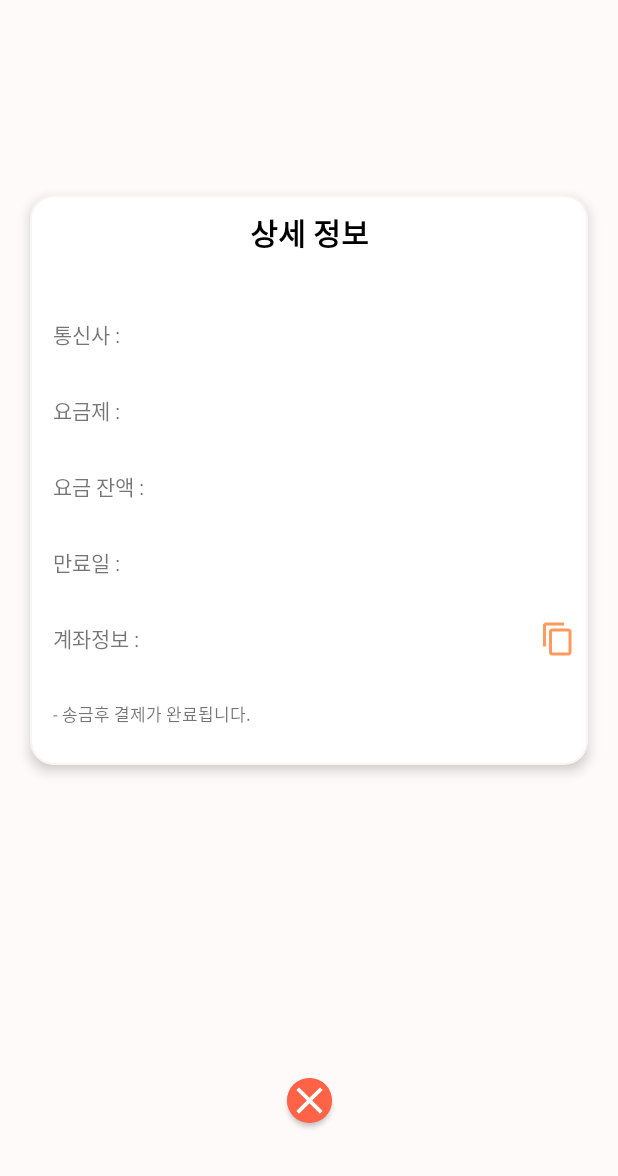
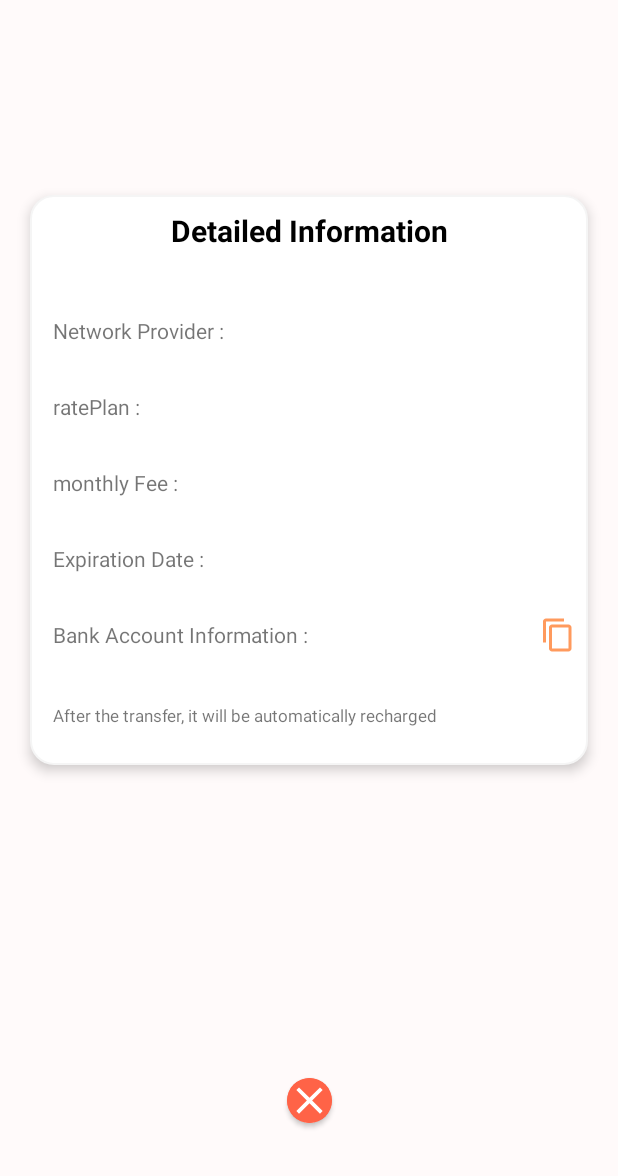
Before and after one commit to Bansj/prepaid_Smartel, an Android app: the layout activity_prepaid_info.xml on its own in the app's theme, with its tools: preview values and no code run, on a phone screen of 412 x 824 dp, the part 60-1236 px from its top. Run offline under Robolectric (Android 15) with nearby library versions, the phone set to English and light mode, and no system bars; network calls fail.

Commit message:
https 통신 외 http 통신도 허용 사용자의 기기에 설정된 언어대로 자동번역 설정 은행 아이콘 이미지 추가

```diff
--- a/app/src/main/AndroidManifest.xml
+++ b/app/src/main/AndroidManifest.xml
@@ -15,8 +15,7 @@
         android:icon="@mipmap/ic_launcher"
         android:label="스마텔 선불폰"
         android:supportsRtl="true"
-        android:usesCleartextTraffic="false"
-        android:networkSecurityConfig="@xml/network_security_config"
+        android:usesCleartextTraffic="true"
         android:theme="@style/Theme.Prepaid_Smartel"
         tools:targetApi="31">
 
--- a/app/src/main/java/com/example/prepaid_smartel/PrepaidInfoActivity.kt
+++ b/app/src/main/java/com/example/prepaid_smartel/PrepaidInfoActivity.kt
@@ -37,7 +37,7 @@ class PrepaidInfoActivity : AppCompatActivity() {
         val rateNm = intent.getStringExtra("rateNm")
         rateNameText.text = "$rateNm    "
         val rateAmt = intent.getStringExtra("rateAmt")
-        rateAmountText.text = "$rateAmt 원    "
+        rateAmountText.text = "$rateAmt ₩   "
         val remain = intent.getStringExtra("remain")
         remainingText.text = "$remain    "
         val bank = intent.getStringExtra("bank")
--- a/app/src/main/res/layout/activity_main.xml
+++ b/app/src/main/res/layout/activity_main.xml
@@ -37,11 +37,11 @@
             android:layout_width="match_parent"
             android:layout_height="50dp"
             android:layout_marginHorizontal="20dp"
-            android:layout_marginTop="120dp"
+            android:layout_marginTop="130dp"
             android:background="@drawable/editbox_action_shape"
             android:hint="      📱 (ex. 01012345678)"
             android:inputType="phone"
-            android:ems="11"
+            android:ems="15"
             app:layout_constraintEnd_toEndOf="parent"
             app:layout_constraintStart_toStartOf="parent"
             app:layout_constraintTop_toTopOf="parent" />
@@ -53,7 +53,7 @@
             android:layout_marginHorizontal="20dp"
             android:layout_marginTop="25dp"
             android:background="@drawable/btn_rectangle_orange"
-            android:text="조회하기"
+            android:text="@string/search"
             android:textColor="#fff"
             android:textSize="18dp"
             app:layout_constraintEnd_toEndOf="parent"
--- a/app/src/main/res/layout/activity_prepaid_info.xml
+++ b/app/src/main/res/layout/activity_prepaid_info.xml
@@ -47,7 +47,7 @@
             android:layout_width="wrap_content"
             android:layout_height="wrap_content"
             android:layout_marginTop="10dp"
-            android:text="상세 정보"
+            android:text="@string/my_fee"
             android:textColor="@color/black"
             android:textSize="20dp"
             android:textStyle="bold"
@@ -58,12 +58,12 @@
 
         <TextView
             android:id="@+id/carrierTextView"
-            android:layout_width="120dp"
+            android:layout_width="150dp"
             android:layout_height="35dp"
             android:layout_marginStart="15dp"
             android:layout_marginTop="35dp"
             android:gravity="center_vertical"
-            android:text="통신사 : "
+            android:text="@string/carrier"
             app:layout_constraintStart_toStartOf="parent"
             app:layout_constraintTop_toBottomOf="@+id/my_fee" />
 
@@ -74,7 +74,7 @@
             android:layout_marginStart="15dp"
             android:layout_marginTop="15dp"
             android:gravity="center_vertical"
-            android:text="요금제 : "
+            android:text="@string/rateNm"
             app:layout_constraintStart_toStartOf="parent"
             app:layout_constraintTop_toBottomOf="@+id/carrierTextView" />
 
@@ -85,7 +85,7 @@
             android:layout_marginStart="15dp"
             android:layout_marginTop="15dp"
             android:gravity="center_vertical"
-            android:text="요금 잔액 : "
+            android:text="@string/rateAmount"
             app:layout_constraintStart_toStartOf="parent"
             app:layout_constraintTop_toBottomOf="@+id/ratePlanTextView" />
 
@@ -96,19 +96,19 @@
             android:layout_marginStart="15dp"
             android:layout_marginTop="15dp"
             android:gravity="center_vertical"
-            android:text="만료일 : "
+            android:text="@string/remain"
             app:layout_constraintStart_toStartOf="parent"
             app:layout_constraintTop_toBottomOf="@+id/rateAmountTextView" />
 
 
         <TextView
             android:id="@+id/bankAccountTextView"
-            android:layout_width="120dp"
+            android:layout_width="170dp"
             android:layout_height="35dp"
             android:layout_marginStart="15dp"
             android:layout_marginTop="15dp"
             android:gravity="center_vertical"
-            android:text="계좌정보 : "
+            android:text="@string/bankAndAccount"
             app:layout_constraintStart_toStartOf="parent"
             app:layout_constraintTop_toBottomOf="@+id/remainTextView" />
 
@@ -186,7 +186,7 @@
         <TextView
             android:layout_width="wrap_content"
             android:layout_height="wrap_content"
-            android:text="- 송금후 결제가 완료됩니다. "
+            android:text="@string/paymentWireTransfer"
             android:textSize="11dp"
             android:layout_marginBottom="25dp"
             android:layout_marginStart="15dp"
--- a/app/src/main/res/values/strings.xml
+++ b/app/src/main/res/values/strings.xml
@@ -1,3 +1,12 @@
 <resources>
     <string name="app_name">prepaid_Smartel</string>
+    <string name="carrier">Network Provider :</string>
+    <string name="my_fee">Detailed Information</string>
+    <string name="rateNm">ratePlan :</string>
+    <string name="rateAmount">monthly Fee :</string>
+    <string name="remain">Expiration Date :</string>
+    <string name="bankAndAccount">Bank Account Information :</string>
+    <string name="KRW">KRW</string>
+    <string name="paymentWireTransfer">After the transfer, it will be automatically recharged</string>
+    <string name="search">Search</string>
 </resources>
```
Also changed, not shown: app/src/main/res/drawable/industrialbank_icon.png (added), app/src/main/res/drawable/kb_icon.png (added), app/src/main/res/drawable/nh_icon.png (added), app/src/main/res/drawable/shinhan_icon.png (added), app/src/main/res/drawable/woori_icon.png (added), 3 other files.
